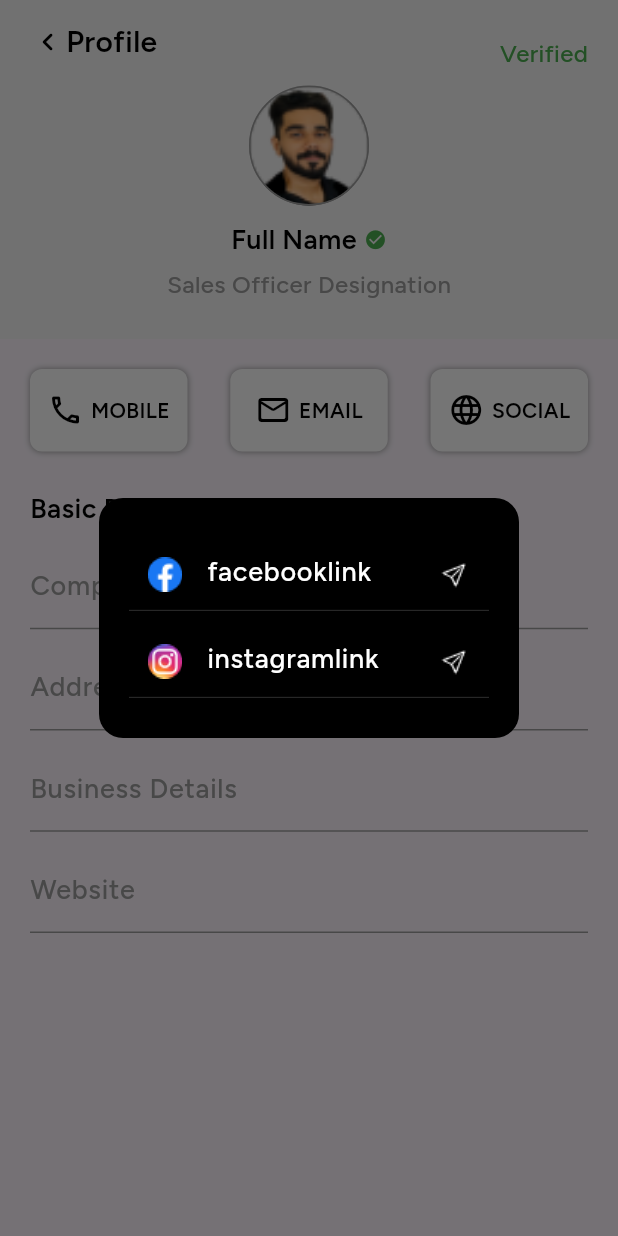
After one commit to hashirkt/bisa_app, a Flutter app: the ProfilePage screen opened directly, after a tap on "SOCIAL", on a phone screen of 412 x 824 dp. The commit adds this screen. Run offline on Flutter 3.47's test engine with Material 3 defaults, Android fonts, the phone set to English and light mode, and no system bars; our stand-ins replace cloud_firestore, firebase_auth, firebase_core, google_fonts, pinput; accounts and stored records are empty; network calls fail.

Commit message:
Profile page design completed

```diff
--- a/lib/src/presentation/home_screen/home_page.dart
+++ b/lib/src/presentation/home_screen/home_page.dart
@@ -1,5 +1,6 @@
 import 'package:bisa_app/src/presentation/home_screen/widget/customer_name_field_widget.dart';
 import 'package:bisa_app/src/presentation/more_screen/more_page.dart';
+import 'package:bisa_app/src/presentation/profile_screen/profile_page.dart';
 import 'package:bisa_app/src/utils/resources/asset_resources.dart';
 import 'package:bisa_app/src/utils/resources/theme.dart';
 import 'package:flutter/material.dart';
@@ -71,29 +72,29 @@ class HomePage extends StatelessWidget {
               Container(
                 padding: const EdgeInsets.only(left: 20,right: 20),
                 width: double.infinity,
-                child: const SingleChildScrollView(
+                child:  SingleChildScrollView(
                   child: Column(
                     children: [
-                      CustomerNameField(nameText: 'Customer Name',
+                      const CustomerNameField(nameText: 'Customer Name',
                         companyNameText: 'Customer Company Private Limited',
                         checkedIcon: Icons.check_circle, profileImage: AssetImage(AssetResources.userDp),),
-                      CustomerNameField(nameText: 'Customer Name',
-                        companyNameText: 'Customer Company Private Limited', profileImage: AssetImage(AssetResources.user1Dp),
+                      CustomerNameField(nameText: 'Customer Name',onTap: ()=>Navigator.push(context, MaterialPageRoute(builder: (context)=>const ProfilePage())),
+                        companyNameText: 'Customer Company Private Limited', profileImage: const AssetImage(AssetResources.user1Dp),
                       ),
-                      CustomerNameField(nameText: 'Customer Name',
+                      const CustomerNameField(nameText: 'Customer Name',
                         companyNameText: 'Customer Company Private Limited',
                         checkedIcon: Icons.check_circle, profileImage: AssetImage(AssetResources.user1Dp),),
-                      CustomerNameField(nameText: 'Customer Name',
+                      const CustomerNameField(nameText: 'Customer Name',
                         companyNameText: 'Customer Company Private Limited', profileImage: AssetImage(AssetResources.userDp),),
-                      CustomerNameField(nameText: 'Customer Name',
+                      const CustomerNameField(nameText: 'Customer Name',
                         companyNameText: 'Customer Company Private Limited',
                         checkedIcon: Icons.check_circle, profileImage: AssetImage(AssetResources.user2Dp),),
-                      CustomerNameField(nameText: 'Customer Name',
+                      const CustomerNameField(nameText: 'Customer Name',
                         companyNameText: 'Customer Company Private Limited', profileImage: AssetImage(AssetResources.userDp),),
-                      CustomerNameField(nameText: 'Customer Name',
+                      const CustomerNameField(nameText: 'Customer Name',
                         companyNameText: 'Customer Company Private Limited',
                         checkedIcon: Icons.check_circle, profileImage: AssetImage(AssetResources.user1Dp),),
-                      CustomerNameField(nameText: 'Customer Name',
+                      const CustomerNameField(nameText: 'Customer Name',
                         companyNameText: 'Customer Company Private Limited', profileImage: AssetImage(AssetResources.userDp),),
                     ],
                   ),
--- a/lib/src/presentation/home_screen/widget/customer_name_field_widget.dart
+++ b/lib/src/presentation/home_screen/widget/customer_name_field_widget.dart
@@ -7,12 +7,15 @@ class CustomerNameField extends StatelessWidget {
   final String companyNameText;
   final IconData? checkedIcon;
   final ImageProvider profileImage;
-  const CustomerNameField({required this.nameText, required this.companyNameText,this.checkedIcon ,required this.profileImage,super.key,
+  final void Function()? onTap;
+  const CustomerNameField({required this.nameText,this.onTap, required this.companyNameText,this.checkedIcon ,required this.profileImage,super.key,
   });
 
   @override
   Widget build(BuildContext context) {
-    return Container(
+    return InkWell(
+      onTap: onTap,
+      child: Container(
         height: 75,
         decoration: const BoxDecoration(
           //color: Colors.blue,
@@ -23,7 +26,7 @@ class CustomerNameField extends StatelessWidget {
         width: double.infinity,
         child: Column(
           children: [
-          SizedBox(height: 10,),
+            const SizedBox(height: 10,),
             Row(mainAxisAlignment: MainAxisAlignment.spaceEvenly,
               children: [
                 Container(
@@ -53,8 +56,9 @@ class CustomerNameField extends StatelessWidget {
                 )
               ],
             ),
-          SizedBox(height: 10,),
+            const SizedBox(height: 10,),
           ],
+        ),
       ),
     );
   }
--- /dev/null
+++ b/lib/src/presentation/profile_screen/profile_page.dart
@@ -0,0 +1,142 @@
+import 'package:bisa_app/src/presentation/profile_screen/widget/profile_page_tab_box.dart';
+import 'package:bisa_app/src/utils/resources/asset_resources.dart';
+import 'package:bisa_app/src/utils/resources/theme.dart';
+import 'package:flutter/material.dart';
+
+import '../widget/details_text_form_field.dart';
+import '../widget/pop_up_alert_dialog_box_widget.dart';
+import '../widget/pop_up_text_field.dart';
+
+class ProfilePage extends StatefulWidget {
+  const ProfilePage({super.key});
+
+  @override
+  State<ProfilePage> createState() => _ProfilePageState();
+}
+
+class _ProfilePageState extends State<ProfilePage> {
+  @override
+  Widget build(BuildContext context) {
+    return GestureDetector(
+      onTap: () => FocusScope.of(context).unfocus(),
+      child: Scaffold(
+        appBar: AppBar(
+          elevation: 0,
+          backgroundColor: const Color(0xffF6F6F6),
+          leading: Padding(
+            padding: const EdgeInsets.only(left: 20),
+            child: InkWell(
+              onTap: ()=>Navigator.pop(context),
+              child: Row(
+                children: [
+                  const Icon(Icons.keyboard_arrow_left_rounded,color: AppTheme.textColor,),
+                  Text("Profile",style: AppTheme.pageHead,),
+                ],
+              ),
+            ),
+          ),
+          bottom: PreferredSize(preferredSize: const Size.square(170), child: Column(
+            children: [
+              Container(
+                height: 80,
+                width: 80,
+                decoration: BoxDecoration(
+                    border: Border.all(color: AppTheme.smallText,width: 1),
+                  image: const DecorationImage(image: AssetImage(AssetResources.user1Dp),fit: BoxFit.cover),
+                 // color: Colors.blue,
+                  borderRadius: BorderRadius.circular(100),
+                ),
+              ),
+              const SizedBox(height: 10,),
+              Row(mainAxisAlignment: MainAxisAlignment.center,
+                children: [
+                  Text("Full Name",style: AppTheme.tabText,),
+                  const SizedBox(width: 5,),
+                  const Icon(Icons.check_circle,color: Colors.green,size: 15,)
+                ],
+              ),
+               const SizedBox(height: 5,),
+               Text("Sales Officer Designation",style: AppTheme.smallHead,),
+              const SizedBox(height:25,),
+
+            ],
+          )),
+          leadingWidth: 200,
+          actions: [
+            Padding(
+              padding: const EdgeInsets.only(right: 20,top: 15),
+              child: Text("Verified",style: AppTheme.smallHeadGreen,),
+            )
+          ],
+        ),
+        body: Container(
+          padding: const EdgeInsets.only(left: 20,right: 20),
+          height: double.infinity,
+          width: double.infinity,
+          child:  SingleChildScrollView(
+            child: Column(crossAxisAlignment: CrossAxisAlignment.start,
+              children: [
+                const SizedBox(height: 20,),
+                 Row(mainAxisAlignment: MainAxisAlignment.spaceBetween,
+                  children: [
+                    ProfilePageTabBox(icon: Icons.phone_outlined, text: 'MOBILE',
+                      onTap: ()=>showDialog(context: context, builder: (context){
+                      return const PopUpAlertDialogBox(widget: Column(
+                        crossAxisAlignment: CrossAxisAlignment.center,
+                        mainAxisAlignment: MainAxisAlignment.center,
+                        children: [
+                          PopUpTextField(initialValue: '1234567890', image: AssetImage(AssetResources.callIcon)),
+                          SizedBox(height: 10,),
+                          PopUpTextField(initialValue: '1234567890', image: AssetImage(AssetResources.callIcon)),
+                          SizedBox(height: 10,),
+                          PopUpTextField(initialValue: '1234567890', image: AssetImage(AssetResources.callIcon)),
+                          SizedBox(height: 10,),
+                        ],
+                      ), height: 240,);
+                    }),),
+                    ProfilePageTabBox(icon: Icons.mail_outline_rounded, text: 'EMAIL',
+                    onTap: ()=>showDialog(context: context, builder: (context){
+                      return const PopUpAlertDialogBox(widget: Column(
+                        mainAxisAlignment: MainAxisAlignment.center,
+                        children: [
+                          PopUpTextField(initialValue: 'codignus@gmail.com', image: AssetImage(AssetResources.gmailIcon))
+                        ],
+                      ), height: 100,);
+                    }),
+                    ),
+                    ProfilePageTabBox(icon: Icons.language_rounded, text: 'SOCIAL',
+                    onTap: ()=>showDialog(context: context, builder: (context){
+                      return const PopUpAlertDialogBox(widget: Column(
+                        mainAxisAlignment: MainAxisAlignment.center,
+                          children: [
+                            PopUpTextField(
+                              prefix: Image(image: AssetImage(AssetResources.faceBook)),
+                                initialValue: 'facebooklink', image: AssetImage(AssetResources.socialIcon)),
+                            SizedBox(height: 10,),
+                            PopUpTextField(
+                                prefix: Image(image: AssetImage(AssetResources.instagram)),
+                                initialValue: 'instagramlink', image: AssetImage(AssetResources.socialIcon))
+                          ],
+                      ), height: 160);
+                    })
+                      ,)
+                  ],
+                ),
+                const SizedBox(height: 25,),
+                Text("Basic Details",style: AppTheme.tabText,),
+                const SizedBox(height: 10,),
+                const DetailsTextFormField(labelText: 'Company Name',),
+                const SizedBox(height: 10,),
+                const DetailsTextFormField(labelText: 'Address',),
+                const SizedBox(height: 10,),
+                const DetailsTextFormField(labelText: 'Business Details',),
+                const SizedBox(height: 10,),
+                const DetailsTextFormField(labelText: 'Website',),
+              ],
+            ),
+          ),
+        ),
+      ),
+    );
+  }
+}
--- /dev/null
+++ b/lib/src/presentation/profile_screen/widget/profile_page_tab_box.dart
@@ -0,0 +1,37 @@
+import 'package:flutter/material.dart';
+import '../../../utils/resources/theme.dart';
+
+class ProfilePageTabBox extends StatelessWidget {
+  final IconData icon;
+  final String text;
+  final void Function()? onTap;
+  const ProfilePageTabBox({ required this.icon,required this.text,this.onTap,
+    super.key,
+  });
+
+  @override
+  Widget build(BuildContext context) {
+    return InkWell(
+      onTap: onTap,
+      child: Container(
+          height: 55,
+          width: 105,
+          decoration: BoxDecoration(
+              borderRadius: BorderRadius.circular(8),
+              color: AppTheme.backColor,
+              boxShadow: const [BoxShadow(
+                  color: AppTheme.smallText,
+                  blurRadius: 3
+              )]
+          ),
+          child: Row(mainAxisAlignment: MainAxisAlignment.center,
+            children: [
+              Icon(icon,color: AppTheme.textColor,),
+              const SizedBox(width: 5,),
+              Text(text,style: AppTheme.profilePageTab,)
+            ],
+          )
+      ),
+    );
+  }
+}
--- /dev/null
+++ b/lib/src/presentation/widget/details_text_form_field.dart
@@ -0,0 +1,31 @@
+import 'package:flutter/material.dart';
+import '../../utils/resources/theme.dart';
+
+class DetailsTextFormField extends StatelessWidget {
+  final String? labelText;
+  const DetailsTextFormField({ this.labelText,
+    super.key,
+  });
+
+  @override
+  Widget build(BuildContext context) {
+    return TextFormField(
+      textInputAction: TextInputAction.next,
+      style: AppTheme.fieldText,
+      cursorColor: AppTheme.textColor,
+      decoration: InputDecoration(
+          enabledBorder: const UnderlineInputBorder(
+              borderSide: BorderSide(color: AppTheme.smallText,width: 1,style: BorderStyle.solid)
+          ),
+          focusedBorder: const UnderlineInputBorder(
+              borderSide: BorderSide(color: AppTheme.textColor,width: 1,style: BorderStyle.solid)
+          ),
+          errorBorder:  const UnderlineInputBorder(
+              borderSide: BorderSide(color: Colors.red,width: 1,style: BorderStyle.solid)
+          ),
+          labelText: labelText,
+          labelStyle: AppTheme.labelText
+      ),
+    );
+  }
+}
--- /dev/null
+++ b/lib/src/presentation/widget/pop_up_alert_dialog_box_widget.dart
@@ -0,0 +1,26 @@
+import 'package:flutter/material.dart';
+
+import '../../utils/resources/theme.dart';
+
+class PopUpAlertDialogBox extends StatelessWidget {
+  final Widget widget;
+  final double height;
+  const PopUpAlertDialogBox({required this.widget,required this.height,super.key,});
+
+  @override
+  Widget build(BuildContext context) {
+    return AlertDialog(
+      backgroundColor: Colors.transparent,
+      contentPadding: const EdgeInsets.all(0),
+      content: Container(
+        padding: const EdgeInsets.only(left: 20,right: 20),
+        height: height,
+        decoration: BoxDecoration(
+          color: AppTheme.textColor,
+          borderRadius: BorderRadius.circular(16),
+        ),
+        child:  widget
+      ),
+    );
+  }
+}
--- /dev/null
+++ b/lib/src/presentation/widget/pop_up_text_field.dart
@@ -0,0 +1,32 @@
+import 'package:flutter/material.dart';
+import '../../utils/resources/theme.dart';
+
+class PopUpTextField extends StatelessWidget {
+  final String initialValue;
+  final ImageProvider<Object> image;
+  final Widget? prefix;
+  const PopUpTextField({required this.initialValue, required this.image,this.prefix,super.key,});
+
+  @override
+  Widget build(BuildContext context) {
+    return TextFormField(
+      initialValue: initialValue,
+      cursorColor: AppTheme.backColor,
+      style: AppTheme.labelTextWhite,
+      decoration:  InputDecoration(
+        prefixIcon: prefix,
+
+          suffixIcon: Image(image: image,),
+          focusedBorder: const UnderlineInputBorder(
+            borderSide: BorderSide(color: AppTheme.backColor,width: 0.2),
+          ),
+          enabledBorder: const UnderlineInputBorder(
+            borderSide: BorderSide(color: AppTheme.smallText,width: 0.2),
+          ),
+          errorBorder: const UnderlineInputBorder(
+            borderSide: BorderSide(color: Colors.red,width: 0.2),
+          )
+      ),
+    );
+  }
+}
--- a/lib/src/utils/resources/asset_resources.dart
+++ b/lib/src/utils/resources/asset_resources.dart
@@ -6,6 +6,11 @@ class AssetResources{
   static const userDp = "assets/images/userdp.jpg";
   static const user1Dp = "assets/images/user1dp.png";
   static const user2Dp = "assets/images/user2dp.png";
+  static const callIcon = "assets/images/call_icon.png";
+  static const gmailIcon = "assets/images/gmail_img.png";
+  static const socialIcon = "assets/images/social_media_icon.png";
+  static const faceBook = "assets/images/facebook_icon.png";
+  static const instagram = "assets/images/instagram_icon.png";
 
   static const myCard = "assets/images/my_card.png";
   static const payNow = "assets/images/pay_now.png";
--- a/lib/src/utils/resources/theme.dart
+++ b/lib/src/utils/resources/theme.dart
@@ -43,8 +43,22 @@ class AppTheme{
       fontWeight: FontWeight.w600);
 
 
+  static  TextStyle profilePageTab = TextStyle(
+      color: textColor,
+      fontFamily: figTreeFont.fontFamily,
+      fontSize: 14,
+      fontWeight: FontWeight.w600);
+
+
   static  TextStyle smallHead = TextStyle(
       color: smallText,
+      fontFamily: figTreeFont.fontFamily,
+      fontSize: 16,
+      fontWeight: FontWeight.w500);
+
+
+  static  TextStyle smallHeadGreen = TextStyle(
+      color: Colors.green,
       fontFamily: figTreeFont.fontFamily,
       fontSize: 16,
       fontWeight: FontWeight.w500);
@@ -78,6 +92,18 @@ class AppTheme{
       fontSize: 18,
       fontWeight: FontWeight.w600);
 
+  static  TextStyle labelText = TextStyle(
+      color: smallText,
+      fontFamily: figTreeFont.fontFamily,
+      fontSize: 18,
+      fontWeight: FontWeight.w500);
+
+  static  TextStyle labelTextWhite = TextStyle(
+      color: Colors.white,
+      fontFamily: figTreeFont.fontFamily,
+      fontSize: 18,
+      fontWeight: FontWeight.w500);
+
   static  TextStyle menuButtonText = TextStyle(
       color: backColor,
       fontFamily: figTreeFont.fontFamily,
```
Also changed, not shown: assets/images/call_icon.png (added), assets/images/facebook_icon.png (added), assets/images/gmail_img.png (added), assets/images/instagram_icon.png (added), assets/images/social_media_icon.png (added). Lines whose indentation alone changed are shown as unchanged.
